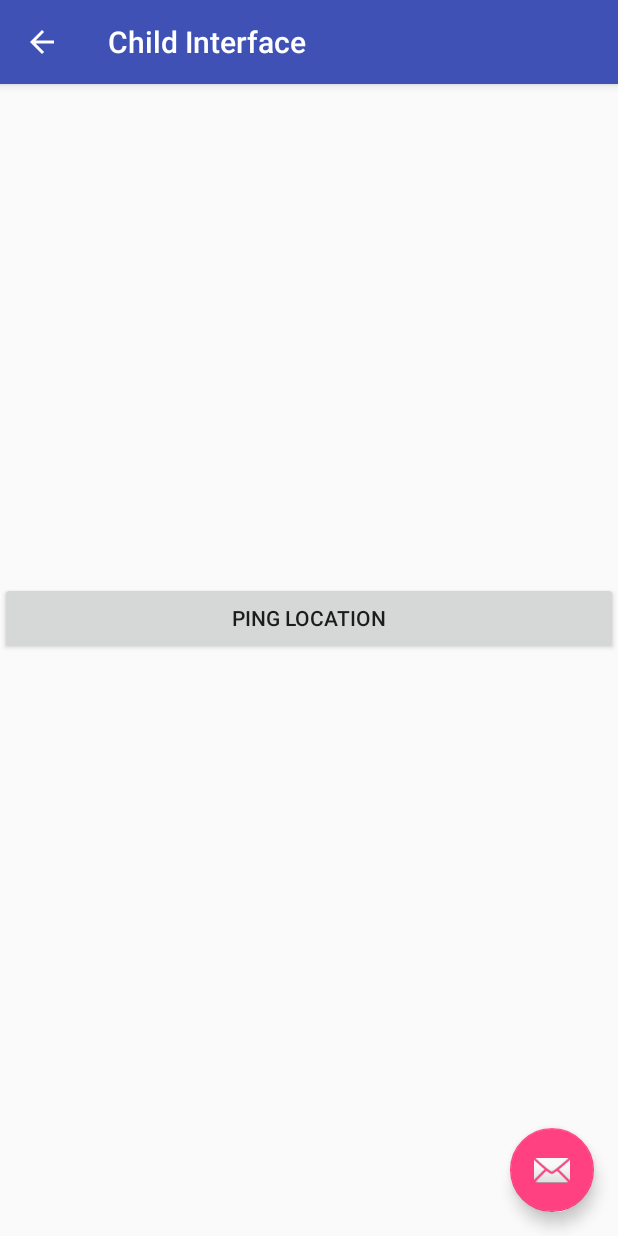
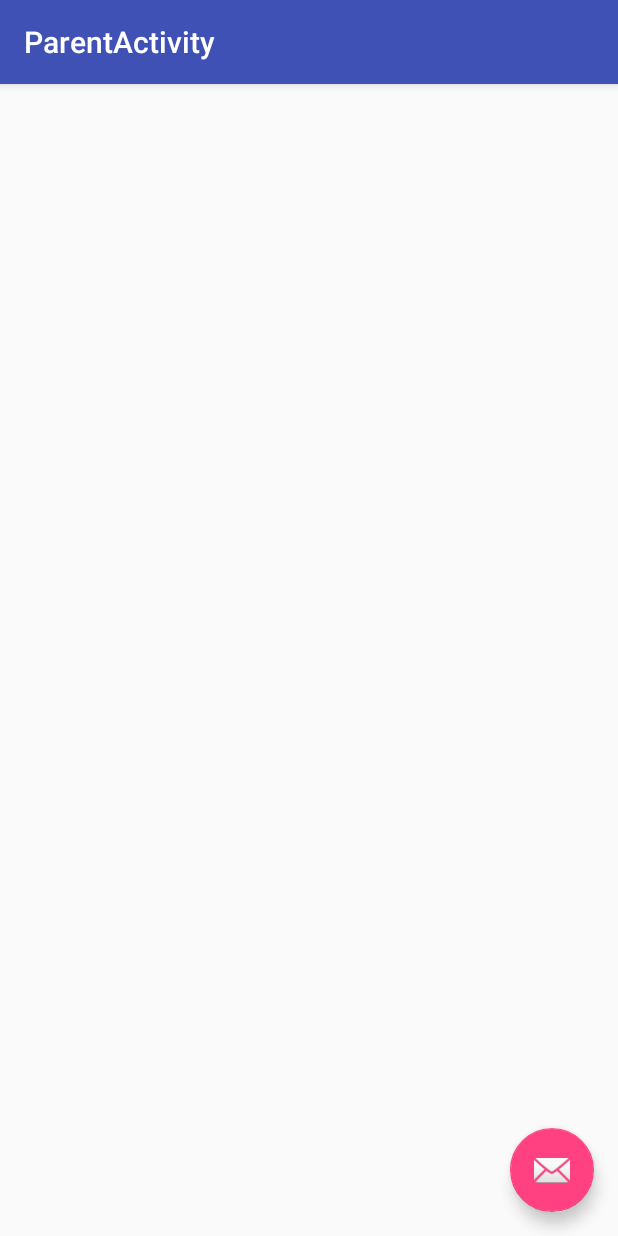
Before and after one commit to hostitwise/Pokemommas, an Android app: the ParentActivity screen opened directly, with no data from a screen before it, on a phone screen of 412 x 824 dp. Run offline under Robolectric (Android 15) with nearby library versions, the phone set to English and light mode, and no system bars.

```diff
--- a/app/src/main/AndroidManifest.xml
+++ b/app/src/main/AndroidManifest.xml
@@ -18,16 +18,16 @@
             </intent-filter>
         </activity>
         <activity
-            android:name=".ParentActivity"
+            android:name=".ChildActivity"
             android:label="@string/title_activity_child"
             android:parentActivityName=".MainActivity"
             android:theme="@style/AppTheme.NoActionBar">
             <meta-data
-                android:name="android.support.PARENT_ACTIVITY"
+                android:name="android.support.CHILD_ACTIVITY"
                 android:value="com.hostitwise.pokemommas.MainActivity" />
         </activity>
         <activity
-            android:name=".ChildActivity"
+            android:name=".ParentActivity"
             android:label="@string/title_activity_parent"
             android:parentActivityName=".MainActivity"
             android:theme="@style/AppTheme.NoActionBar">
--- a/app/src/main/java/com/hostitwise/pokemommas/ParentActivity.java
+++ b/app/src/main/java/com/hostitwise/pokemommas/ParentActivity.java
@@ -1,20 +1,33 @@
 package com.hostitwise.pokemommas;
 
+import android.content.pm.PackageManager;
+import android.location.Location;
 import android.os.Bundle;
 import android.support.design.widget.FloatingActionButton;
 import android.support.design.widget.Snackbar;
+import android.support.v4.content.ContextCompat;
 import android.support.v7.app.AppCompatActivity;
 import android.support.v7.widget.Toolbar;
+import android.util.Log;
 import android.view.View;
 
-public class ParentActivity extends AppCompatActivity {
+import com.google.android.gms.common.ConnectionResult;
+import com.google.android.gms.common.api.GoogleApiClient;
+import com.google.android.gms.location.LocationServices;
+
+public class ParentActivity extends AppCompatActivity
+         {
+
+
 
     @Override
     protected void onCreate(Bundle savedInstanceState) {
         super.onCreate(savedInstanceState);
-        setContentView(R.layout.activity_child);
+        setContentView(R.layout.activity_parent);
         Toolbar toolbar = (Toolbar) findViewById(R.id.toolbar);
         setSupportActionBar(toolbar);
+
+
 
         FloatingActionButton fab = (FloatingActionButton) findViewById(R.id.fab);
         fab.setOnClickListener(new View.OnClickListener() {
@@ -24,7 +37,8 @@ public class ParentActivity extends AppCompatActivity {
                         .setAction("Action", null).show();
             }
         });
-        getSupportActionBar().setDisplayHomeAsUpEnabled(true);
     }
 
+
+
 }
--- a/app/src/main/res/layout/activity_child.xml
+++ b/app/src/main/res/layout/activity_child.xml
@@ -5,7 +5,7 @@
     android:layout_width="match_parent"
     android:layout_height="match_parent"
     android:fitsSystemWindows="true"
-    tools:context=".ParentActivity">
+    tools:context=".ChildActivity">
 
     <android.support.design.widget.AppBarLayout
         android:layout_width="match_parent"
@@ -28,7 +28,8 @@
         android:layout_width="match_parent"
         android:layout_height="wrap_content"
         android:layout_gravity="center"
-        android:text="@string/location_request" />
+        android:text="@string/location_request"
+        android:onClick="clickListen"/>
 
 
     <android.support.design.widget.FloatingActionButton
--- a/app/src/main/res/layout/activity_parent.xml
+++ b/app/src/main/res/layout/activity_parent.xml
@@ -5,7 +5,7 @@
     android:layout_width="match_parent"
     android:layout_height="match_parent"
     android:fitsSystemWindows="true"
-    tools:context=".ChildActivity">
+    tools:context=".ParentActivity">
 
     <android.support.design.widget.AppBarLayout
         android:layout_width="match_parent"
--- a/app/src/main/res/layout/content_child.xml
+++ b/app/src/main/res/layout/content_child.xml
@@ -9,7 +9,7 @@
     android:paddingRight="@dimen/activity_horizontal_margin"
     android:paddingTop="@dimen/activity_vertical_margin"
     app:layout_behavior="@string/appbar_scrolling_view_behavior"
-    tools:context=".ParentActivity"
+    tools:context=".ChildActivity"
     tools:showIn="@layout/activity_child">
 
 </RelativeLayout>
--- a/app/src/main/res/layout/content_parent.xml
+++ b/app/src/main/res/layout/content_parent.xml
@@ -9,7 +9,7 @@
     android:paddingRight="@dimen/activity_horizontal_margin"
     android:paddingTop="@dimen/activity_vertical_margin"
     app:layout_behavior="@string/appbar_scrolling_view_behavior"
-    tools:context=".ChildActivity"
+    tools:context=".ParentActivity"
     tools:showIn="@layout/activity_parent">
 
 </RelativeLayout>
```
Also changed, not shown: app/src/main/java/com/hostitwise/pokemommas/ChildActivity.java (+19 -17 lines), app/src/main/java/com/hostitwise/pokemommas/MainActivity.java (+4 -4 lines).
